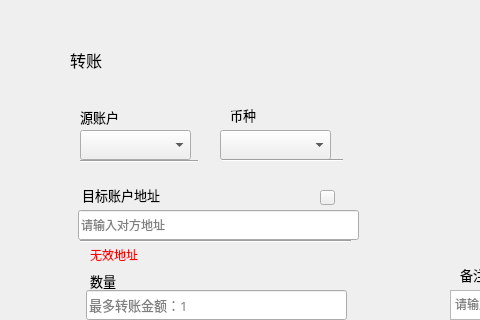
Qt form transfer/transferpage.ui (HcashOrg/hx-indicator) before a commit; both pictures show x 0 to 480 and y 0 to 320 of the 770 by 530 pixel window.
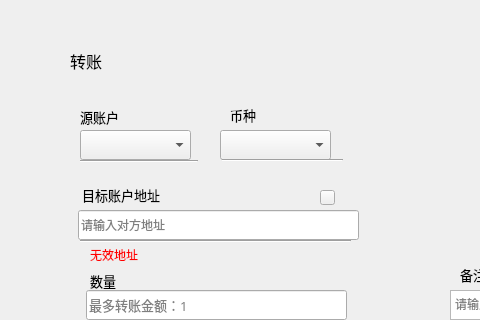
The same form after that commit.

```diff
--- a/transfer/transferpage.ui
+++ b/transfer/transferpage.ui
@@ -208,7 +208,7 @@
      <x>70</x>
      <y>50</y>
      <width>80</width>
-     <height>20</height>
+     <height>22</height>
     </rect>
    </property>
    <property name="font">
```
